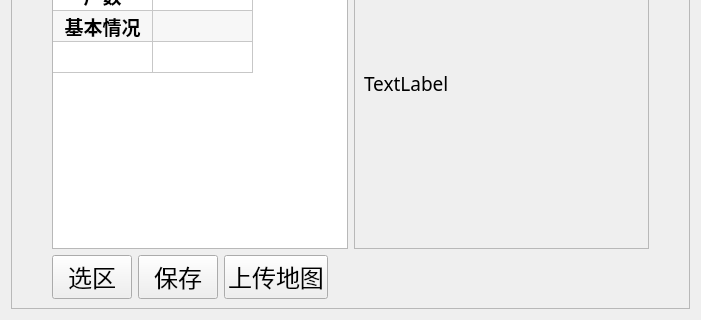
The window that ui/widgets/subpages/page2_x/page.ui (ArcherLuo233/election-s-prediction) describes before a commit, drawn with Qt 5; both pictures show x 0 to 701 and y 173 to 493 of the 701 by 493 pixel window.
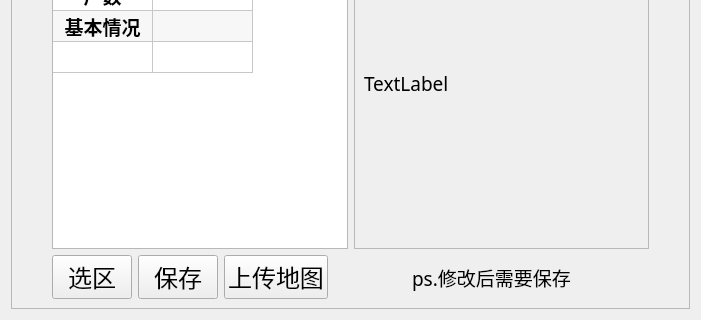
The same window after the commit.

```diff
--- a/ui/widgets/subpages/page2_x/page.ui
+++ b/ui/widgets/subpages/page2_x/page.ui
@@ -268,6 +268,26 @@
           </property>
          </widget>
         </item>
+           <item>
+               <spacer name="horizontalSpacer_2">
+                   <property name="orientation">
+                       <enum>Qt::Horizontal</enum>
+                   </property>
+                   <property name="sizeHint" stdset="0">
+                       <size>
+                           <width>40</width>
+                           <height>20</height>
+                       </size>
+                   </property>
+               </spacer>
+           </item>
+           <item>
+               <widget class="QLabel" name="label">
+                   <property name="text">
+                       <string>ps.修改后需要保存</string>
+                   </property>
+               </widget>
+           </item>
         <item>
          <spacer name="horizontalSpacer">
           <property name="orientation">
```
Left out of the diff: 6 changed lines with no effect on the pictures. Lines whose indentation alone changed are shown as unchanged.
